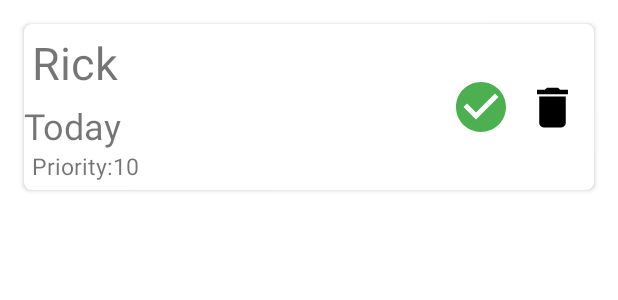
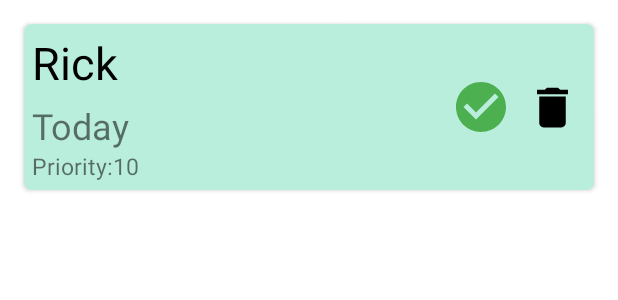
Before and after one commit to CSC-415/csc-415-group-noobs, an Android app: the layout to_do_card_view.xml on its own in the app's theme, with its tools: preview values and no code run, on a phone screen of 412 x 824 dp. Shown: the top 300 px of the screen. Run offline under Robolectric (Android 15) with nearby library versions, the phone set to English and light mode, and no system bars.

Commit message:
changed todo card color

```diff
--- a/app/src/main/res/layout/to_do_card_view.xml
+++ b/app/src/main/res/layout/to_do_card_view.xml
@@ -7,12 +7,14 @@
     android:layout_margin="16dp"
     android:elevation="8dp"
     app:cardCornerRadius="5dp"
+
     xmlns:tools="http://schemas.android.com/tools"
     >
 
     <androidx.constraintlayout.widget.ConstraintLayout
         android:layout_width="match_parent"
         android:layout_height="wrap_content"
+        android:background="@color/teal_100"
         >
 
         <TextView
@@ -23,13 +25,14 @@
             app:layout_constraintTop_toTopOf="parent"
             android:textSize="30sp"
             tools:text="Rick"
+            android:textColor="@color/black"
             android:padding="5dp"/>
 
         <TextView
             android:id="@+id/todo_priority_label"
             android:layout_width="wrap_content"
             android:layout_height="wrap_content"
-            app:layout_constraintStart_toStartOf="@id/todo_due"
+            app:layout_constraintStart_toStartOf="@id/todo_name"
             app:layout_constraintTop_toBottomOf="@id/todo_due"
             android:textSize="15sp"
             android:text="@string/priority"
@@ -54,6 +57,7 @@
             android:layout_height="wrap_content"
             app:layout_constraintStart_toStartOf="@id/todo_name"
             app:layout_constraintTop_toBottomOf="@id/todo_name"
+            android:layout_marginStart="5dp"
             android:textSize="24sp"
             tools:text="Today" />
 
--- a/app/src/main/res/values/colors.xml
+++ b/app/src/main/res/values/colors.xml
@@ -6,6 +6,7 @@
     <color name="teal_200">#b0cd56</color>
     <color name="green_200">#4CAF50</color>
     <color name="teal_700">#51a387</color>
+    <color name="teal_100">#BAEEDC</color>
     <color name="black">#FF000000</color>
     <color name="white">#FFFFFFFF</color>
     <color name="yellow">#e1e480</color>
```
